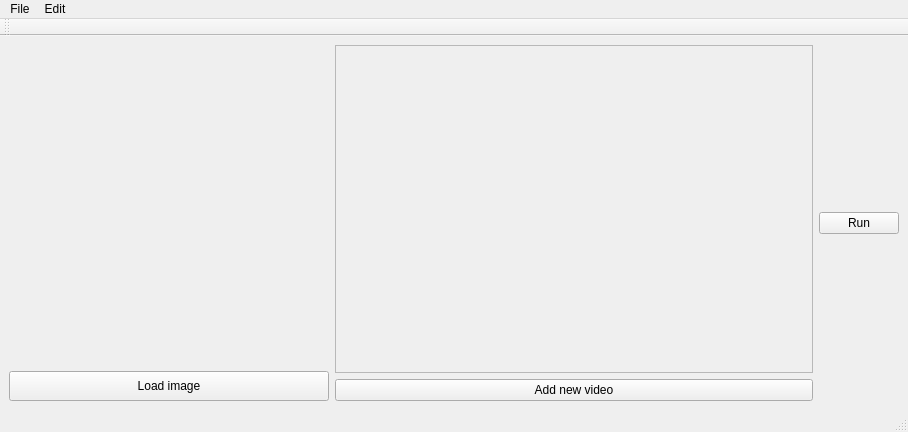
Old version of the form UI/BB/mainwindow.ui in the repository zexUlt/facerec.
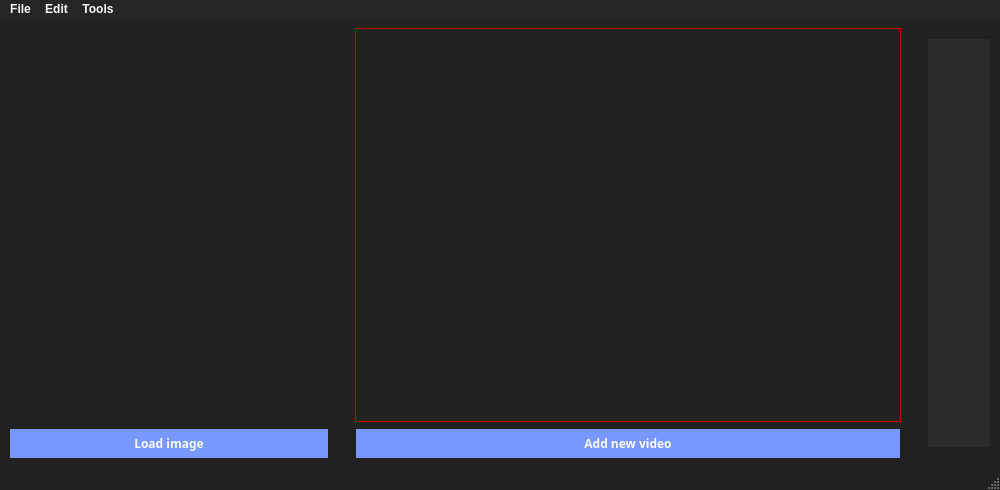
New version of the form. Icons and pictures are not drawn.

The edit to the form file:
```diff
--- a/UI/BB/mainwindow.ui
+++ b/UI/BB/mainwindow.ui
@@ -9,26 +9,32 @@
    <rect>
     <x>0</x>
     <y>0</y>
-    <width>908</width>
-    <height>432</height>
+    <width>1000</width>
+    <height>490</height>
    </rect>
   </property>
   <property name="sizePolicy">
-   <sizepolicy hsizetype="Expanding" vsizetype="Expanding">
+   <sizepolicy hsizetype="Ignored" vsizetype="Ignored">
     <horstretch>0</horstretch>
     <verstretch>0</verstretch>
    </sizepolicy>
   </property>
   <property name="minimumSize">
    <size>
-    <width>0</width>
-    <height>0</height>
+    <width>1000</width>
+    <height>490</height>
    </size>
   </property>
   <property name="maximumSize">
    <size>
-    <width>1920</width>
-    <height>1025</height>
+    <width>1000</width>
+    <height>490</height>
+   </size>
+  </property>
+  <property name="baseSize">
+   <size>
+    <width>944</width>
+    <height>427</height>
    </size>
   </property>
   <property name="windowTitle">
@@ -38,103 +44,91 @@
    <enum>Qt::LeftToRight</enum>
   </property>
   <property name="autoFillBackground">
-   <bool>true</bool>
+   <bool>false</bool>
+  </property>
+  <property name="styleSheet">
+   <string notr="true">* {
+	font:  &quot;Franklin Gothic Demi&quot;;
+	font-weight: bold;
+}
+
+
+QMainWindow {
+	background-color: #222
+}</string>
   </property>
   <widget class="QWidget" name="centralwidget">
-   <layout class="QHBoxLayout" name="horizontalLayout_3">
+   <layout class="QVBoxLayout" name="verticalLayout">
     <item>
-     <layout class="QVBoxLayout" name="verticalLayout">
+     <layout class="QGridLayout" name="gridLayout">
       <property name="sizeConstraint">
        <enum>QLayout::SetMaximumSize</enum>
       </property>
-      <item>
-       <widget class="QLabel" name="imgPanel">
-        <property name="sizePolicy">
-         <sizepolicy hsizetype="Fixed" vsizetype="Fixed">
-          <horstretch>0</horstretch>
-          <verstretch>0</verstretch>
-         </sizepolicy>
-        </property>
-        <property name="minimumSize">
-         <size>
-          <width>320</width>
-          <height>320</height>
-         </size>
-        </property>
-        <property name="baseSize">
-         <size>
-          <width>800</width>
-          <height>600</height>
-         </size>
-        </property>
-        <property name="text">
-         <string/>
-        </property>
-        <property name="alignment">
-         <set>Qt::AlignCenter</set>
-        </property>
-        <property name="buddy">
-         <cstring>scrollArea</cstring>
-        </property>
-       </widget>
-      </item>
-      <item>
-       <widget class="QPushButton" name="addImageBtn">
-        <property name="sizePolicy">
-         <sizepolicy hsizetype="Minimum" vsizetype="Preferred">
-          <horstretch>0</horstretch>
-          <verstretch>0</verstretch>
-         </sizepolicy>
-        </property>
-        <property name="mouseTracking">
-         <bool>false</bool>
-        </property>
-        <property name="text">
-         <string>Load image</string>
-        </property>
-        <property name="autoDefault">
-         <bool>false</bool>
-        </property>
-        <property name="default">
-         <bool>false</bool>
-        </property>
-        <property name="flat">
-         <bool>false</bool>
-        </property>
-       </widget>
-      </item>
-     </layout>
-    </item>
-    <item>
-     <layout class="QVBoxLayout" name="verticalLayout_2">
-      <item>
+      <item row="0" column="2" rowspan="2">
        <widget class="QScrollArea" name="scrollArea">
         <property name="enabled">
          <bool>true</bool>
         </property>
+        <property name="sizePolicy">
+         <sizepolicy hsizetype="Preferred" vsizetype="Ignored">
+          <horstretch>0</horstretch>
+          <verstretch>0</verstretch>
+         </sizepolicy>
+        </property>
+        <property name="minimumSize">
+         <size>
+          <width>530</width>
+          <height>330</height>
+         </size>
+        </property>
+        <property name="baseSize">
+         <size>
+          <width>483</width>
+          <height>320</height>
+         </size>
+        </property>
+        <property name="styleSheet">
+         <string notr="true">QScrollArea{background-color: #f00;}
+</string>
+        </property>
+        <property name="horizontalScrollBarPolicy">
+         <enum>Qt::ScrollBarAsNeeded</enum>
+        </property>
+        <property name="sizeAdjustPolicy">
+         <enum>QAbstractScrollArea::AdjustIgnored</enum>
+        </property>
         <property name="widgetResizable">
          <bool>true</bool>
         </property>
+        <property name="alignment">
+         <set>Qt::AlignCenter</set>
+        </property>
         <widget class="QWidget" name="scrollAreaWidgetContents">
          <property name="geometry">
           <rect>
            <x>0</x>
            <y>0</y>
-           <width>472</width>
-           <height>318</height>
+           <width>528</width>
+           <height>391</height>
           </rect>
          </property>
+         <property name="styleSheet">
+          <string notr="true">QWidget{ background-color:#222;}</string>
+         </property>
          <layout class="QVBoxLayout" name="verticalLayout_3">
           <item>
            <widget class="QWidget" name="VideoPanel" native="true">
-            <property name="sizePolicy">
-             <sizepolicy hsizetype="Preferred" vsizetype="MinimumExpanding">
-              <horstretch>0</horstretch>
-              <verstretch>0</verstretch>
-             </sizepolicy>
+            <property name="minimumSize">
+             <size>
+              <width>0</width>
+              <height>0</height>
+             </size>
             </property>
             <property name="whatsThis">
-             <string>&lt;html&gt;&lt;head/&gt;&lt;body&gt;&lt;p&gt;Ya otec&lt;/p&gt;&lt;p&gt;&lt;br/&gt;&lt;/p&gt;&lt;/body&gt;&lt;/html&gt;</string>
+             <string/>
+            </property>
+            <property name="styleSheet">
+             <string notr="true"/>
             </property>
            </widget>
           </item>
@@ -142,25 +136,500 @@
         </widget>
        </widget>
       </item>
-      <item>
+      <item row="0" column="1" rowspan="3">
+       <spacer name="verticalSpacer_3">
+        <property name="orientation">
+         <enum>Qt::Vertical</enum>
+        </property>
+        <property name="sizeHint" stdset="0">
+         <size>
+          <width>20</width>
+          <height>40</height>
+         </size>
+        </property>
+       </spacer>
+      </item>
+      <item row="0" column="0" rowspan="2">
+       <widget class="QLabel" name="imgPanel">
+        <property name="sizePolicy">
+         <sizepolicy hsizetype="Preferred" vsizetype="Preferred">
+          <horstretch>0</horstretch>
+          <verstretch>0</verstretch>
+         </sizepolicy>
+        </property>
+        <property name="minimumSize">
+         <size>
+          <width>320</width>
+          <height>360</height>
+         </size>
+        </property>
+        <property name="maximumSize">
+         <size>
+          <width>320</width>
+          <height>360</height>
+         </size>
+        </property>
+        <property name="baseSize">
+         <size>
+          <width>320</width>
+          <height>320</height>
+         </size>
+        </property>
+        <property name="text">
+         <string/>
+        </property>
+        <property name="alignment">
+         <set>Qt::AlignCenter</set>
+        </property>
+        <property name="buddy">
+         <cstring>scrollArea</cstring>
+        </property>
+       </widget>
+      </item>
+      <item row="2" column="2">
        <widget class="QPushButton" name="addVidBtn">
+        <property name="sizePolicy">
+         <sizepolicy hsizetype="Preferred" vsizetype="Fixed">
+          <horstretch>0</horstretch>
+          <verstretch>0</verstretch>
+         </sizepolicy>
+        </property>
+        <property name="baseSize">
+         <size>
+          <width>100</width>
+          <height>0</height>
+         </size>
+        </property>
         <property name="styleSheet">
-         <string notr="true"/>
+         <string notr="true">QPushButton:hover{
+	background-color:#677cc5;
+}
+
+
+QPushButton:pressed{
+   background-color:#5b6fb0;
+}
+
+QPushButton {
+	line-height: 20px;
+    font-size: 12px;
+    padding: 6px 15px;
+    background-color: #7998ff;
+    color: #fafafa;
+    font-family: sans-serif;
+    border-radius: .25em;
+    border: 1px solid #202020;
+}
+
+</string>
         </property>
         <property name="text">
          <string>Add new video</string>
         </property>
        </widget>
       </item>
+      <item row="0" column="3" rowspan="3">
+       <spacer name="verticalSpacer_2">
+        <property name="orientation">
+         <enum>Qt::Vertical</enum>
+        </property>
+        <property name="sizeHint" stdset="0">
+         <size>
+          <width>20</width>
+          <height>40</height>
+         </size>
+        </property>
+       </spacer>
+      </item>
+      <item row="0" column="4" rowspan="3">
+       <widget class="QPushButton" name="runButton">
+        <property name="sizePolicy">
+         <sizepolicy hsizetype="Maximum" vsizetype="Maximum">
+          <horstretch>0</horstretch>
+          <verstretch>0</verstretch>
+         </sizepolicy>
+        </property>
+        <property name="minimumSize">
+         <size>
+          <width>0</width>
+          <height>410</height>
+         </size>
+        </property>
+        <property name="styleSheet">
+         <string notr="true">QPushButton {
+	line-height: 20px;
+    font-size: 12px;
+    padding: 6px 15px;
+    background-color: rgb(43, 43, 43);
+    color: #fafafa;
+    font-family: sans-serif;
+    border-radius: .25em;
+    border: 1px solid #202020;
+}</string>
+        </property>
+        <property name="text">
+         <string/>
+        </property>
+        <property name="icon">
+         <iconset resource="Resources.qrc">
+          <normaloff>:/rec/img/icons/play.png</normaloff>:/rec/img/icons/play.png</iconset>
+        </property>
+        <property name="iconSize">
+         <size>
+          <width>32</width>
+          <height>64</height>
+         </size>
+        </property>
+        <property name="flat">
+         <bool>false</bool>
+        </property>
+       </widget>
+      </item>
+      <item row="2" column="0">
+       <widget class="QPushButton" name="addImageBtn">
+        <property name="sizePolicy">
+         <sizepolicy hsizetype="Preferred" vsizetype="Preferred">
+          <horstretch>0</horstretch>
+          <verstretch>0</verstretch>
+         </sizepolicy>
+        </property>
+        <property name="baseSize">
+         <size>
+          <width>0</width>
+          <height>0</height>
+         </size>
+        </property>
+        <property name="palette">
+         <palette>
+          <active>
+           <colorrole role="WindowText">
+            <brush brushstyle="SolidPattern">
+             <color alpha="255">
+              <red>250</red>
+              <green>250</green>
+              <blue>250</blue>
+             </color>
+            </brush>
+           </colorrole>
+           <colorrole role="Button">
+            <brush brushstyle="SolidPattern">
+             <color alpha="255">
+              <red>121</red>
+              <green>152</green>
+              <blue>255</blue>
+             </color>
+            </brush>
+           </colorrole>
+           <colorrole role="Light">
+            <brush brushstyle="SolidPattern">
+             <color alpha="255">
+              <red>255</red>
+              <green>255</green>
+              <blue>255</blue>
+             </color>
+            </brush>
+           </colorrole>
+           <colorrole role="Text">
+            <brush brushstyle="SolidPattern">
+             <color alpha="255">
+              <red>250</red>
+              <green>250</green>
+              <blue>250</blue>
+             </color>
+            </brush>
+           </colorrole>
+           <colorrole role="ButtonText">
+            <brush brushstyle="SolidPattern">
+             <color alpha="255">
+              <red>250</red>
+              <green>250</green>
+              <blue>250</blue>
+             </color>
+            </brush>
+           </colorrole>
+           <colorrole role="Base">
+            <brush brushstyle="SolidPattern">
+             <color alpha="255">
+              <red>121</red>
+              <green>152</green>
+              <blue>255</blue>
+             </color>
+            </brush>
+           </colorrole>
+           <colorrole role="Window">
+            <brush brushstyle="SolidPattern">
+             <color alpha="255">
+              <red>121</red>
+              <green>152</green>
+              <blue>255</blue>
+             </color>
+            </brush>
+           </colorrole>
+           <colorrole role="Highlight">
+            <brush brushstyle="SolidPattern">
+             <color alpha="255">
+              <red>195</red>
+              <green>143</green>
+              <blue>255</blue>
+             </color>
+            </brush>
+           </colorrole>
+           <colorrole role="HighlightedText">
+            <brush brushstyle="SolidPattern">
+             <color alpha="255">
+              <red>20</red>
+              <green>14</green>
+              <blue>28</blue>
+             </color>
+            </brush>
+           </colorrole>
+           <colorrole role="PlaceholderText">
+            <brush brushstyle="SolidPattern">
+             <color alpha="128">
+              <red>255</red>
+              <green>255</green>
+              <blue>255</blue>
+             </color>
+            </brush>
+           </colorrole>
+          </active>
+          <inactive>
+           <colorrole role="WindowText">
+            <brush brushstyle="SolidPattern">
+             <color alpha="255">
+              <red>250</red>
+              <green>250</green>
+              <blue>250</blue>
+             </color>
+            </brush>
+           </colorrole>
+           <colorrole role="Button">
+            <brush brushstyle="SolidPattern">
+             <color alpha="255">
+              <red>121</red>
+              <green>152</green>
+              <blue>255</blue>
+             </color>
+            </brush>
+           </colorrole>
+           <colorrole role="Light">
+            <brush brushstyle="SolidPattern">
+             <color alpha="255">
+              <red>255</red>
+              <green>255</green>
+              <blue>255</blue>
+             </color>
+            </brush>
+           </colorrole>
+           <colorrole role="Text">
+            <brush brushstyle="SolidPattern">
+             <color alpha="255">
+              <red>250</red>
+              <green>250</green>
+              <blue>250</blue>
+             </color>
+            </brush>
+           </colorrole>
+           <colorrole role="ButtonText">
+            <brush brushstyle="SolidPattern">
+             <color alpha="255">
+              <red>250</red>
+              <green>250</green>
+              <blue>250</blue>
+             </color>
+            </brush>
+           </colorrole>
+           <colorrole role="Base">
+            <brush brushstyle="SolidPattern">
+             <color alpha="255">
+              <red>121</red>
+              <green>152</green>
+              <blue>255</blue>
+             </color>
+            </brush>
+           </colorrole>
+           <colorrole role="Window">
+            <brush brushstyle="SolidPattern">
+             <color alpha="255">
+              <red>121</red>
+              <green>152</green>
+              <blue>255</blue>
+             </color>
+            </brush>
+           </colorrole>
+           <colorrole role="Highlight">
+            <brush brushstyle="SolidPattern">
+             <color alpha="255">
+              <red>195</red>
+              <green>143</green>
+              <blue>255</blue>
+             </color>
+            </brush>
+           </colorrole>
+           <colorrole role="HighlightedText">
+            <brush brushstyle="SolidPattern">
+             <color alpha="255">
+              <red>20</red>
+              <green>14</green>
+              <blue>28</blue>
+             </color>
+            </brush>
+           </colorrole>
+           <colorrole role="PlaceholderText">
+            <brush brushstyle="SolidPattern">
+             <color alpha="128">
+              <red>255</red>
+              <green>255</green>
+              <blue>255</blue>
+             </color>
+            </brush>
+           </colorrole>
+          </inactive>
+          <disabled>
+           <colorrole role="WindowText">
+            <brush brushstyle="SolidPattern">
+             <color alpha="255">
+              <red>250</red>
+              <green>250</green>
+              <blue>250</blue>
+             </color>
+            </brush>
+           </colorrole>
+           <colorrole role="Button">
+            <brush brushstyle="SolidPattern">
+             <color alpha="255">
+              <red>121</red>
+              <green>152</green>
+              <blue>255</blue>
+             </color>
+            </brush>
+           </colorrole>
+           <colorrole role="Light">
+            <brush brushstyle="SolidPattern">
+             <color alpha="255">
+              <red>255</red>
+              <green>255</green>
+              <blue>255</blue>
+             </color>
+            </brush>
+           </colorrole>
+           <colorrole role="Text">
+            <brush brushstyle="SolidPattern">
+             <color alpha="255">
+              <red>250</red>
+              <green>250</green>
+              <blue>250</blue>
+             </color>
+            </brush>
+           </colorrole>
+           <colorrole role="ButtonText">
+            <brush brushstyle="SolidPattern">
+             <color alpha="255">
+              <red>250</red>
+              <green>250</green>
+              <blue>250</blue>
+             </color>
+            </brush>
+           </colorrole>
+           <colorrole role="Base">
+            <brush brushstyle="SolidPattern">
+             <color alpha="255">
+              <red>121</red>
+              <green>152</green>
+              <blue>255</blue>
+             </color>
+            </brush>
+           </colorrole>
+           <colorrole role="Window">
+            <brush brushstyle="SolidPattern">
+             <color alpha="255">
+              <red>121</red>
+              <green>152</green>
+              <blue>255</blue>
+             </color>
+            </brush>
+           </colorrole>
+           <colorrole role="Highlight">
+            <brush brushstyle="SolidPattern">
+             <color alpha="255">
+              <red>29</red>
+              <green>84</green>
+              <blue>92</blue>
+             </color>
+            </brush>
+           </colorrole>
+           <colorrole role="HighlightedText">
+            <brush brushstyle="SolidPattern">
+             <color alpha="255">
+              <red>20</red>
+              <green>14</green>
+              <blue>28</blue>
+             </color>
+            </brush>
+           </colorrole>
+           <colorrole role="PlaceholderText">
+            <brush brushstyle="SolidPattern">
+             <color alpha="128">
+              <red>208</red>
+              <green>208</green>
+              <blue>208</blue>
+             </color>
+            </brush>
+           </colorrole>
+          </disabled>
+         </palette>
+        </property>
+        <property name="mouseTracking">
+         <bool>false</bool>
+        </property>
+        <property name="focusPolicy">
+         <enum>Qt::TabFocus</enum>
+        </property>
+        <property name="layoutDirection">
+         <enum>Qt::LeftToRight</enum>
+        </property>
+        <property name="styleSheet">
+         <string notr="true">QPushButton:hover{
+	background-color:#677cc5;
+}
+
+
+QPushButton:pressed{
+   background-color:#5b6fb0;
+}
+
+QPushButton {
+	line-height: 20px;
+    font-size: 12px;
+    padding: 6px 15px;
+    background-color: #7998ff;
+    color: #fafafa;
+    font-family: sans-serif;
+    border-radius: .25em;
+    border: 1px solid #202020;
+}
+
+</string>
+        </property>
+        <property name="text">
+         <string>Load image</string>
+        </property>
+        <property name="autoRepeat">
+         <bool>false</bool>
+        </property>
+        <property name="autoDefault">
+         <bool>false</bool>
+        </property>
+        <property name="default">
+         <bool>false</bool>
+        </property>
+        <property name="flat">
+         <bool>false</bool>
+        </property>
+       </widget>
+      </item>
      </layout>
     </item>
-    <item>
-     <widget class="QPushButton" name="runButton">
-      <property name="text">
-       <string>Run</string>
-      </property>
-     </widget>
-    </item>
    </layout>
   </widget>
   <widget class="QStatusBar" name="statusbar"/>
@@ -169,10 +638,21 @@
     <rect>
      <x>0</x>
      <y>0</y>
-     <width>908</width>
-     <height>22</height>
+     <width>1000</width>
+     <height>21</height>
     </rect>
    </property>
+   <property name="styleSheet">
+    <string notr="true">QMenu:hover{
+	background-color: #fafafa;
+	color: #252525;
+}
+
+QMenuBar {
+	background-color: #252525;
+	color: #fafafa;
+}</string>
+   </property>
    <widget class="QMenu" name="menuFile">
     <property name="title">
      <string>File</string>
@@ -184,19 +664,14 @@
      <string>Edit</string>
     </property>
    </widget>
+   <widget class="QMenu" name="menuTools">
+    <property name="title">
+     <string>Tools</string>
+    </property>
+   </widget>
    <addaction name="menuFile"/>
    <addaction name="menuEdit"/>
-  </widget>
-  <widget class="QToolBar" name="toolBar">
-   <property name="windowTitle">
-    <string>toolBar</string>
-   </property>
-   <attribute name="toolBarArea">
-    <enum>TopToolBarArea</enum>
-   </attribute>
-   <attribute name="toolBarBreak">
-    <bool>false</bool>
-   </attribute>
+   <addaction name="menuTools"/>
   </widget>
   <action name="actionExit">
    <property name="text">
```
Left out of the diff: 14 changed lines with no effect on the pictures.
